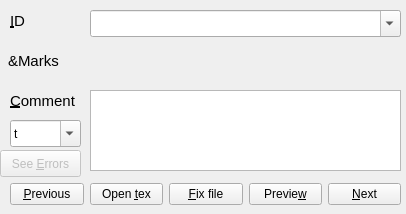
This is grader_improved/grader_editor.ui in shubhamshuklaer/autog as Qt 5 draws it before an edit. The edited form follows.
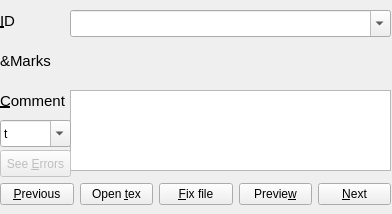
This is the edited form.

Commit message: made marks widget efficient to hold many marks denominations by utilizing space properly

```diff
--- a/grader_improved/grader_editor.ui
+++ b/grader_improved/grader_editor.ui
@@ -6,7 +6,7 @@
    <rect>
     <x>0</x>
     <y>0</y>
-    <width>406</width>
+    <width>392</width>
     <height>214</height>
    </rect>
   </property>
@@ -22,9 +22,9 @@
   <widget class="QLabel" name="label_2">
    <property name="geometry">
     <rect>
-     <x>10</x>
+     <x>0</x>
      <y>10</y>
-     <width>81</width>
+     <width>61</width>
      <height>21</height>
     </rect>
    </property>
@@ -50,9 +50,9 @@
   <widget class="QTextEdit" name="comment_text">
    <property name="geometry">
     <rect>
-     <x>90</x>
+     <x>70</x>
      <y>90</y>
-     <width>311</width>
+     <width>321</width>
      <height>81</height>
     </rect>
    </property>
@@ -66,9 +66,9 @@
   <widget class="QLabel" name="marks_label">
    <property name="geometry">
     <rect>
-     <x>8</x>
+     <x>0</x>
      <y>50</y>
-     <width>81</width>
+     <width>61</width>
      <height>21</height>
     </rect>
    </property>
@@ -91,7 +91,7 @@
   <widget class="QLabel" name="label_4">
    <property name="geometry">
     <rect>
-     <x>10</x>
+     <x>0</x>
      <y>90</y>
      <width>71</width>
      <height>21</height>
@@ -119,9 +119,9 @@
   <widget class="QWidget" name="marks_widget" native="true">
    <property name="geometry">
     <rect>
-     <x>90</x>
+     <x>70</x>
      <y>40</y>
-     <width>311</width>
+     <width>321</width>
      <height>41</height>
     </rect>
    </property>
@@ -132,7 +132,7 @@
   <widget class="QWidget" name="layoutWidget">
    <property name="geometry">
     <rect>
-     <x>10</x>
+     <x>0</x>
      <y>180</y>
      <width>391</width>
      <height>29</height>
@@ -247,7 +247,7 @@
     <rect>
      <x>0</x>
      <y>150</y>
-     <width>81</width>
+     <width>71</width>
      <height>27</height>
     </rect>
    </property>
@@ -266,9 +266,9 @@
   <widget class="QComboBox" name="file_name_combo">
    <property name="geometry">
     <rect>
-     <x>90</x>
+     <x>70</x>
      <y>10</y>
-     <width>311</width>
+     <width>321</width>
      <height>27</height>
     </rect>
    </property>
@@ -282,7 +282,7 @@
   <widget class="QComboBox" name="comment_pos_combo">
    <property name="geometry">
     <rect>
-     <x>10</x>
+     <x>0</x>
      <y>120</y>
      <width>71</width>
      <height>27</height>
```
The commit also changes 2 other files.
